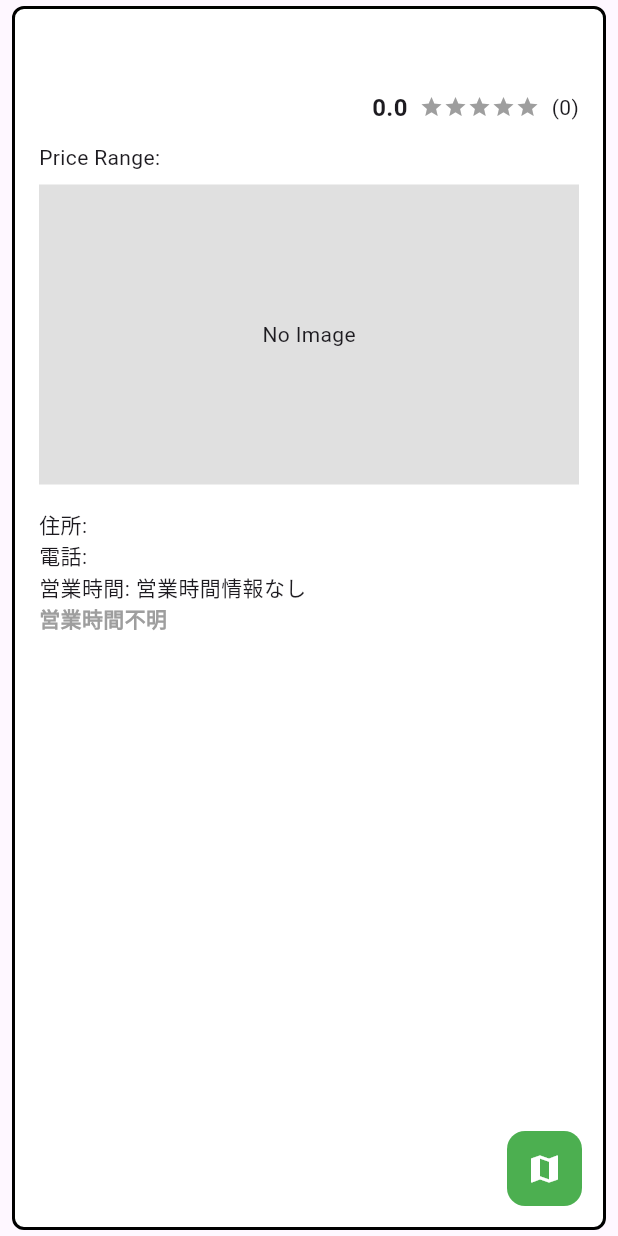
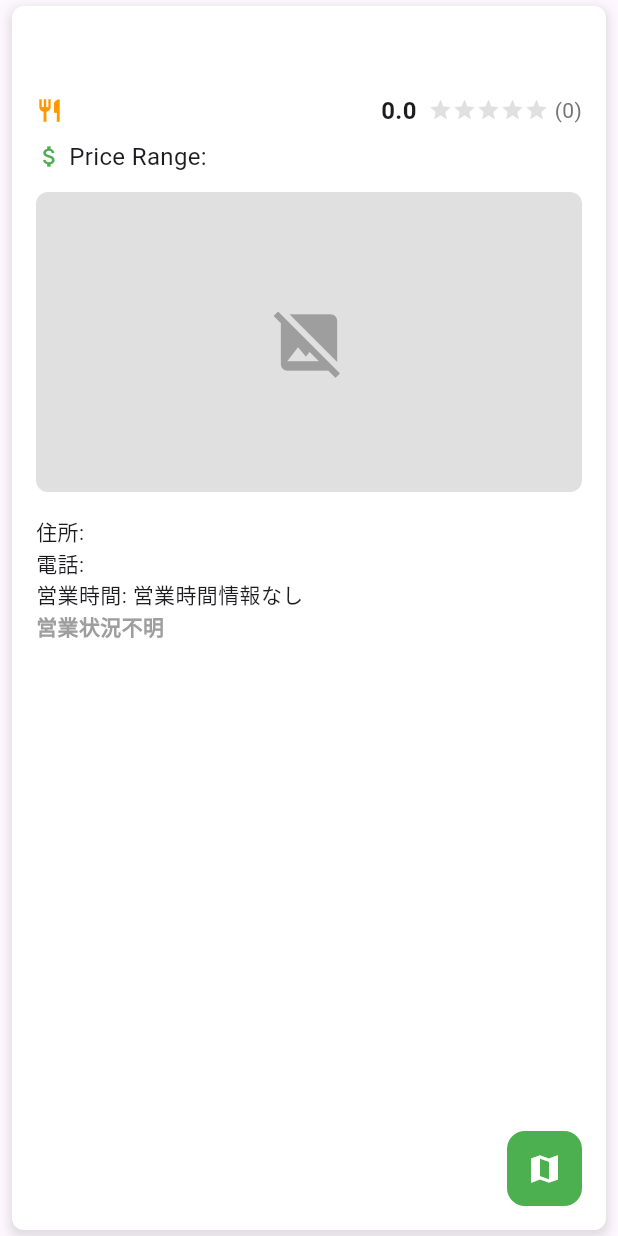
Before and after one commit to hayato-0510/gohan, a Flutter app: the RestaurantCard widget shown alone on an empty page, opened directly with empty values, on a phone screen of 412 x 824 dp. Run offline on Flutter 3.47's test engine with Material 3 defaults, Android fonts, the phone set to English and light mode, and no system bars; our stand-ins replace animated_custom_dropdown, appinio_swiper, card_swiper, cloud_firestore, firebase_auth, firebase_core and 11 more; accounts and stored records are empty; network calls fail; Roboto replaces fonts that are missing (NotoSansJP).

Commit message:
9/7一旦 レストランカードにアイコン追加

```diff
--- a/lib/components/restaurant_card/restaurant_card.dart
+++ b/lib/components/restaurant_card/restaurant_card.dart
@@ -6,6 +6,7 @@ import 'package:gohan/components/restaurant_information/restaurant_information.d
 import 'package:gohan/view_model/restaurant_card_viewmodel/restaurant_card_viewmodel.dart';
 import 'package:gohan/model/restaurant/restaurant_model.dart';
 import 'package:gohan/components/location_button/location_button.dart';
+import 'package:gohan/constants/category_icons/category_icons.dart';
 
 class RestaurantCard extends StatelessWidget {
   final RestaurantModel restaurant;
@@ -31,15 +32,19 @@ class RestaurantCard extends StatelessWidget {
               decoration: BoxDecoration(
                 color: Colors.white,
                 borderRadius: BorderRadius.circular(8),
-                border: Border.all(width: 2.0, color: Colors.black),
+                boxShadow: [// BoxShadowに変更
+                  BoxShadow(
+                    color: Colors.grey.withOpacity(0.3),
+                    spreadRadius: 2,
+                    blurRadius: 5,
+                    offset: Offset(0, 3),
+                  ),
+                ],
               ),
               child: Column(
                 crossAxisAlignment: CrossAxisAlignment.start,
                 children: [
-                  Row(
-                    children: [
-                      Expanded(
-                        child: Text(
+                  Text(
                     restaurant.name,
                     style: const TextStyle(
                       fontSize: 24,
@@ -48,30 +53,52 @@ class RestaurantCard extends StatelessWidget {
                     softWrap: true,
                     overflow: TextOverflow.visible,
                   ),
-                      ),
-                    ],
-                  ),
+                  const SizedBox(height: 8),
                   Row(
                     children: [
-                      Text(restaurant.category),
+                      Icon(CategoryIcons.getIcon(restaurant.category), size: 18, color: Colors.orange),
+                      const SizedBox(width: 4),
+                      Text(restaurant.category, style: TextStyle(fontSize: 16)),
                       const Spacer(),
-                      Padding(
-                        padding: const EdgeInsets.symmetric(
-                            horizontal: 8.0, vertical: 4.0),
-                        child: StarRating(
+                      StarRating(
                         rating: restaurant.rating,
-                          filledColor: Colors.yellow,
-                          unfilledColor: Colors.grey,
+                        filledColor: Colors.amber,
+                        unfilledColor: Colors.grey[300]!,
                       ),
-                      ),
-                      Text('(${restaurant.reviewCount})'),
+                      const SizedBox(width: 4),
+                      Text('(${restaurant.reviewCount})', style: TextStyle(color: Colors.grey[600])),
+                      // IconButton(
+                      //   icon: const Icon(Icons.info_outline, size: 24),
+                      //   // onPressed: () {
+                      //   //   showModalBottomSheet(
+                      //   //     context: context,
+                      //   //     builder: (context) => RestaurantModel(
+                      //   //       id: restaurant.id,
+                      //   //       name: restaurant.name,
+                      //   //       rating: restaurant.rating,
+                      //   //       location: restaurant.address,
+                      //   //       phone: restaurant.phone,
+                      //   //       businessHours: restaurant.businessHours,
+                      //   //     ),
+                      //   //   );
+                      //   // },
+                      // ),
                     ],
                   ),
                   const SizedBox(height: 8),
-                  Text('Price Range: ${restaurant.priceRange}'),
-                  const SizedBox(height: 8),
-                  Container(
+                  Row(
+                    children: [
+                      Icon(Icons.attach_money, size: 18, color: Colors.green),
+                      const SizedBox(width: 4),
+                      Text('Price Range: ${restaurant.priceRange}', style: TextStyle(fontSize: 16)),
+                    ],
+                  ),
+                  const SizedBox(height: 12),
+                  ClipRRect(
+                    borderRadius: BorderRadius.circular(8),
+                    child: Container(
                       height: 200,
+                      width: double.infinity,
                       child: restaurant.photos.isNotEmpty
                           ? Image.network(
                               restaurant.photos.first.url,
@@ -92,7 +119,8 @@ class RestaurantCard extends StatelessWidget {
                             )
                           : Container(
                               color: Colors.grey[300],
-                            child: Center(child: Text('No Image')),
+                              child: Icon(Icons.image_not_supported, size: 50, color: Colors.grey[500]),
+                            ),
                     ),
                   ),
                   const SizedBox(height: 16),
@@ -100,6 +128,7 @@ class RestaurantCard extends StatelessWidget {
                     address: restaurant.address,
                     phone: restaurant.phone,
                     businessHours: restaurant.businessHours,
+                    businessStatus: restaurant.businessStatus,
                   ),
                 ],
               ),
--- a/lib/components/restaurant_information/restaurant_information.dart
+++ b/lib/components/restaurant_information/restaurant_information.dart
@@ -5,6 +5,7 @@ class RestaurantInformation extends StatelessWidget {
   final String address;   // 住所
   final String phone;      // 電話番号
   final BusinessHoursModel businessHours;  // 営業時間を BusinessHours オブジェクトに変更
+  final String businessStatus;  // 追加
   final TextStyle? textStyle;
 
   const RestaurantInformation({
@@ -12,6 +13,7 @@ class RestaurantInformation extends StatelessWidget {
     required this.address,
     required this.phone,
     required this.businessHours,
+    required this.businessStatus,  // 追加
     this.textStyle,
   });
 
@@ -32,15 +34,22 @@ class RestaurantInformation extends StatelessWidget {
     String status;
     Color color;
 
-    if (businessHours.weeklyHours.isEmpty) {
-      status = '営業時間不明';
-      color = Colors.grey;
-    } else if (businessHours.isOpenNow()) {
-      status = '営業中';
-      color = Colors.green;
-    } else {
-      status = '営業時間外';
-      color = Colors.red;
+    switch (businessStatus) {
+      case 'OPERATIONAL':
+        status = '営業中';
+        color = Colors.green;
+        break;
+      case 'CLOSED_TEMPORARILY':
+        status = '一時閉店中';
+        color = Colors.orange;
+        break;
+      case 'CLOSED_PERMANENTLY':
+        status = '閉店';
+        color = Colors.red;
+        break;
+      default:
+        status = '営業状況不明';
+        color = Colors.grey;
     }
 
     final statusStyle = textStyle?.copyWith(
--- /dev/null
+++ b/lib/constants/category_icons/category_icons.dart
@@ -0,0 +1,33 @@
+// lib/constants/category_icons/category_icons.dart
+
+import 'package:flutter/material.dart';
+//import 'package:font_awesome_flutter/font_awesome_flutter.dart';
+
+class CategoryIcons {
+  static const Map<String, IconData> icons = {
+    'レストラン': Icons.restaurant,
+    'イタリア料理店': Icons.local_pizza,
+    '中華料理店': Icons.restaurant,
+    '日本料理店': Icons.set_meal,
+    'フレンチレストラン': Icons.restaurant_menu,
+    'メキシカン料理店': Icons.local_dining,
+    'インド料理店': Icons.restaurant,
+    'ピザレストラン': Icons.local_pizza,
+    '寿司屋': Icons.rice_bowl,
+    'ステーキハウス': Icons.restaurant_menu,
+    'シーフードレストラン': Icons.set_meal,
+    'ベジタリアンレストラン': Icons.eco,
+    'ファストフード店': Icons.fastfood,
+    'カフェ': Icons.local_cafe,
+    'バー': Icons.local_bar,
+    'パブ': Icons.sports_bar,
+    'ファミリーレストラン': Icons.family_restroom,
+    '居酒屋': Icons.nightlife,
+    'ラーメン屋': Icons.ramen_dining,
+    '韓国料理店': Icons.restaurant,
+  };
+
+  static IconData getIcon(String category) {
+    return icons[category] ?? Icons.restaurant;  // デフォルトアイコン
+  }
+}
--- a/lib/screen/home/list/restaurat_detail_bottom_sheet.dart
+++ b/lib/screen/home/list/restaurat_detail_bottom_sheet.dart
@@ -41,6 +41,7 @@ class RestaurantDetailsBottomSheet extends StatelessWidget {
               title: Text(name),
               subtitle: Text('Rating: $rating'),
             ),
+            /*
             RestaurantInformation(
               // location: location,
               phone: phone,
@@ -49,6 +50,7 @@ class RestaurantDetailsBottomSheet extends StatelessWidget {
               // hours: hours,
               // isOpen: isOpen,
             ),
+            */
             ElevatedButton(
               onPressed: () => Navigator.pop(context),
               child: Text('Close'),
--- a/lib/screen/search/search_page.dart
+++ b/lib/screen/search/search_page.dart
@@ -288,9 +288,8 @@ class _SearchPageState extends State<SearchPage> {
         builder: (context, viewModel, child) {
           if (viewModel.restaurants.isEmpty) {
             return ElevatedButton(
-              //テストコード
               onPressed: loadNearbyRestaurants,
-              child: const Text('Load Test Restaurants'),
+              child: const Text('Load Restaurants'),
             );
           }
 
```
Lines whose indentation alone changed are shown as unchanged.
